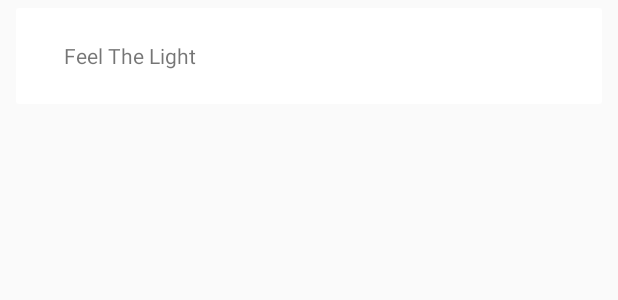
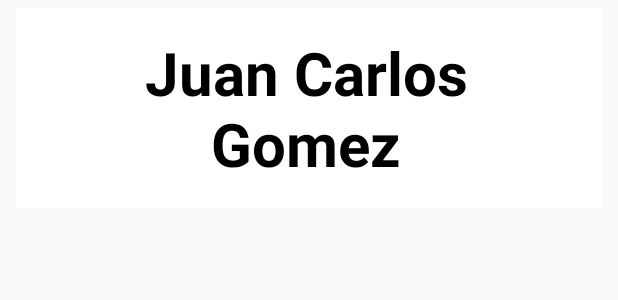
Before and after one commit to jaimelombanag/TabletConcurso, an Android app: the layout datos_list_salidas.xml on its own in the app's theme, with its tools: preview values and no code run, on a phone screen of 412 x 824 dp. Shown: the top 300 px of the screen. Run offline under Robolectric (Android 15) with nearby library versions, the light colour scheme and no system bars; network calls fail.

Commit message:
CAMBIO COLOR Y TAMANO LISTA INICIAL

```diff
--- a/TabletConcurso/app/build.gradle
+++ b/TabletConcurso/app/build.gradle
@@ -6,8 +6,8 @@ android {
         applicationId "com.tablet.concurso"
         minSdkVersion 23
         targetSdkVersion 28
-        versionCode 2003
-        versionName "2.0.3"
+        versionCode 2004
+        versionName "2.0.4"
         testInstrumentationRunner "android.support.test.runner.AndroidJUnitRunner"
     }
     buildTypes {
--- a/TabletConcurso/app/src/main/res/layout/datos_list_salidas.xml
+++ b/TabletConcurso/app/src/main/res/layout/datos_list_salidas.xml
@@ -49,7 +49,11 @@
                     android:id="@+id/list_item_version_name"
                     android:layout_width="wrap_content"
                     android:layout_height="wrap_content"
-                    android:text="Feel The Light"
+                    android:text="Juan Carlos Gomez"
+                    android:textColor="@color/colorNegro"
+                    android:textStyle="bold"
+                    android:textSize="40dp"
+                    android:gravity="center"
                     android:layout_marginRight="20dp"/>
 
 
--- a/TabletConcurso/app/src/main/res/values/colors.xml
+++ b/TabletConcurso/app/src/main/res/values/colors.xml
@@ -6,6 +6,7 @@
 
     <color name="colorTransparente">#10000000</color>
     <color name="colorBlanco">#FFFFFF</color>
+    <color name="colorNegro">#000000</color>
     <color name="colorAmarillo">#F3F020</color>
 
 </resources>
```
